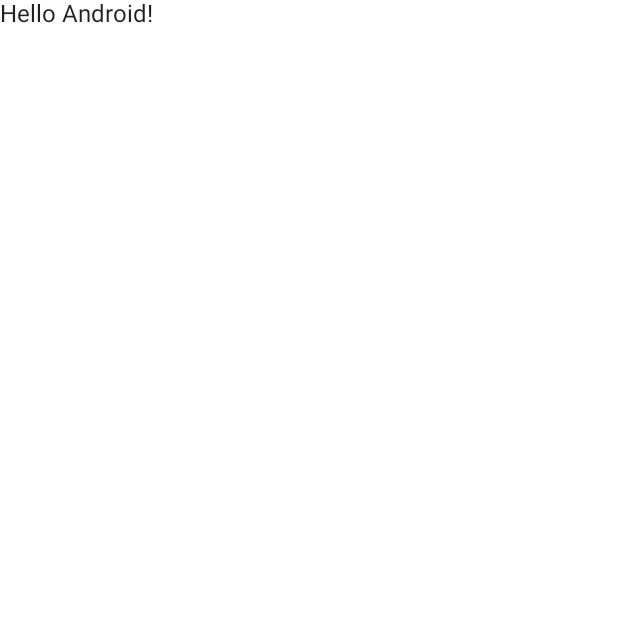
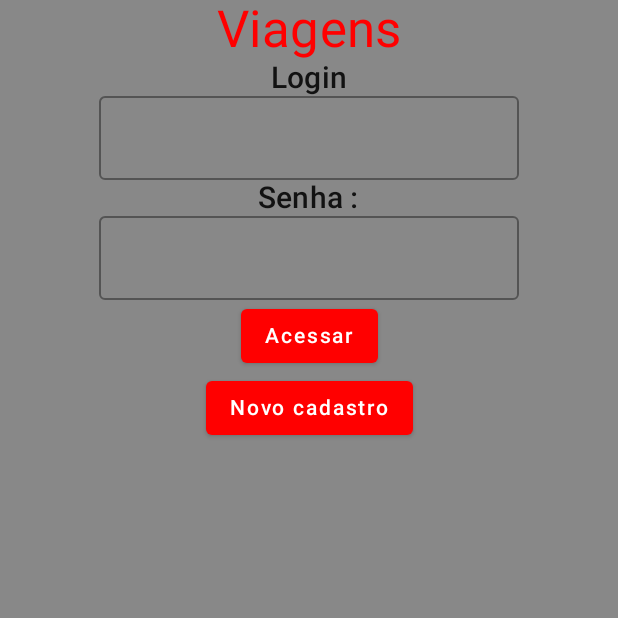
Before and after one commit to Leomatheu/projetoFinalFabianoKotlin, an Android app built with Jetpack Compose: the screen it shows after launch (MainActivity), on a phone screen of 412 x 824 dp, the top half of it. Before the commit the part shown is almost empty. Run offline under Robolectric (Android 15) with nearby library versions, the phone set to English and light mode, and no system bars.

Commit message:
criação do projeto

```diff
--- a/app/src/main/java/com/example/projetofinal/MainActivity.kt
+++ b/app/src/main/java/com/example/projetofinal/MainActivity.kt
@@ -1,14 +1,23 @@
 package com.example.projetofinal
+
 
 import android.os.Bundle
 import androidx.activity.ComponentActivity
 import androidx.activity.compose.setContent
+import androidx.compose.foundation.background
+import androidx.compose.foundation.layout.Column
 import androidx.compose.foundation.layout.fillMaxSize
-import androidx.compose.material.MaterialTheme
-import androidx.compose.material.Surface
-import androidx.compose.material.Text
+import androidx.compose.foundation.text.KeyboardOptions
+import androidx.compose.material.*
 import androidx.compose.runtime.Composable
+import androidx.compose.runtime.mutableStateOf
+import androidx.compose.runtime.remember
+import androidx.compose.ui.Alignment
 import androidx.compose.ui.Modifier
+import androidx.compose.ui.graphics.Color
+import androidx.compose.ui.res.stringResource
+import androidx.compose.ui.text.input.KeyboardType
+import androidx.compose.ui.text.style.TextAlign
 import androidx.compose.ui.tooling.preview.Preview
 import com.example.projetofinal.ui.theme.ProjetoFinalTheme
 
@@ -22,7 +31,7 @@
                     modifier = Modifier.fillMaxSize(),
                     color = MaterialTheme.colors.background
                 ) {
-                    Greeting("Android")
+                    DefaultPreview()
                 }
             }
         }
@@ -30,14 +39,78 @@
 }
 
 @Composable
-fun Greeting(name: String) {
-    Text(text = "Hello $name!")
+fun Conteudo() {
+
+    val usuario = remember {
+        //lembrar da variavel
+        mutableStateOf(value = "")
+    }
+    val senha = remember {
+        //lembrar da variavel
+        mutableStateOf(value = "")
+    }
+
+    Column(
+        modifier = Modifier
+            .fillMaxSize()
+            .background(Color.Gray),
+        horizontalAlignment = Alignment.CenterHorizontally
+    )
+    {
+        Text(
+            text = stringResource(id = com.example.projetofinal.R.string.titulo),
+            style = MaterialTheme.typography.h4,
+            textAlign = TextAlign.Center,
+            color = androidx.compose.ui.graphics.Color.Red,
+        )
+
+        Text(
+            text = stringResource(id = com.example.projetofinal.R.string.login),
+            style = MaterialTheme.typography.h6,
+            textAlign = TextAlign.Left,
+            modifier = Modifier
+
+
+        )
+        OutlinedTextField(
+            value = usuario.value,
+            onValueChange = {
+                usuario.value = it
+            },
+            keyboardOptions = KeyboardOptions(keyboardType = KeyboardType.Text)
+        )
+
+        Text(
+            text = stringResource(id = com.example.projetofinal.R.string.senha),
+            style = MaterialTheme.typography.h6,
+            textAlign = TextAlign.Start
+        )
+        OutlinedTextField(
+            value = senha.value,
+            onValueChange = {
+                senha.value = it
+            },
+            keyboardOptions = KeyboardOptions(keyboardType = KeyboardType.Password)
+        )
+
+        Button(onClick = {}, colors = ButtonDefaults.buttonColors(backgroundColor = Color(0xFFFF0000))) {
+            Text(text = stringResource(com.example.projetofinal.R.string.botao), color = androidx.compose.ui.graphics.Color.White)
+
+        }
+
+        Button(onClick = {}, colors = ButtonDefaults.buttonColors(backgroundColor = Color(0xFFFF0000))) {
+            Text(
+                text = stringResource(com.example.projetofinal.R.string.novoRegistro),
+                color = androidx.compose.ui.graphics.Color.White
+            )
+        }
+    }
 }
 
 @Preview(showBackground = true)
 @Composable
 fun DefaultPreview() {
     ProjetoFinalTheme {
-        Greeting("Android")
+        Conteudo()
     }
 }
--- a/app/src/main/res/values/strings.xml
+++ b/app/src/main/res/values/strings.xml
@@ -1,3 +1,8 @@
 <resources>
     <string name="app_name">ProjetoFinal</string>
+    <string name="botao">Acessar</string>
+    <string name="senha">Senha :</string>
+    <string name="novoRegistro">Novo cadastro</string>
+    <string name="login">Login</string>
+    <string name="titulo">Viagens</string>
 </resources>
```
